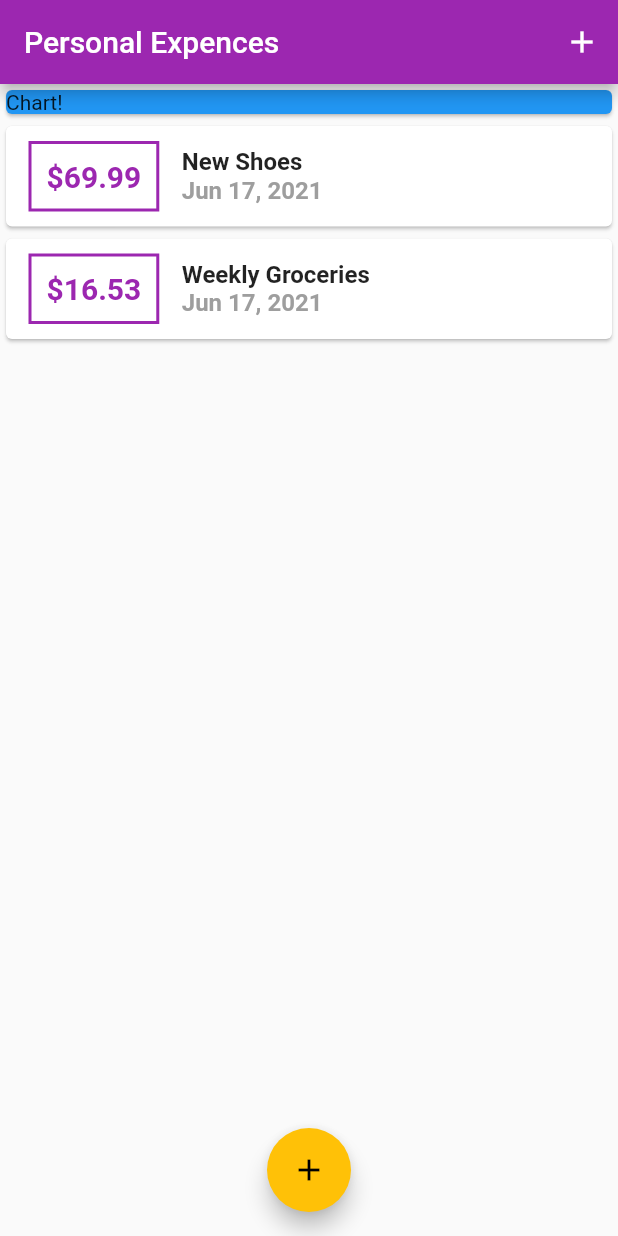
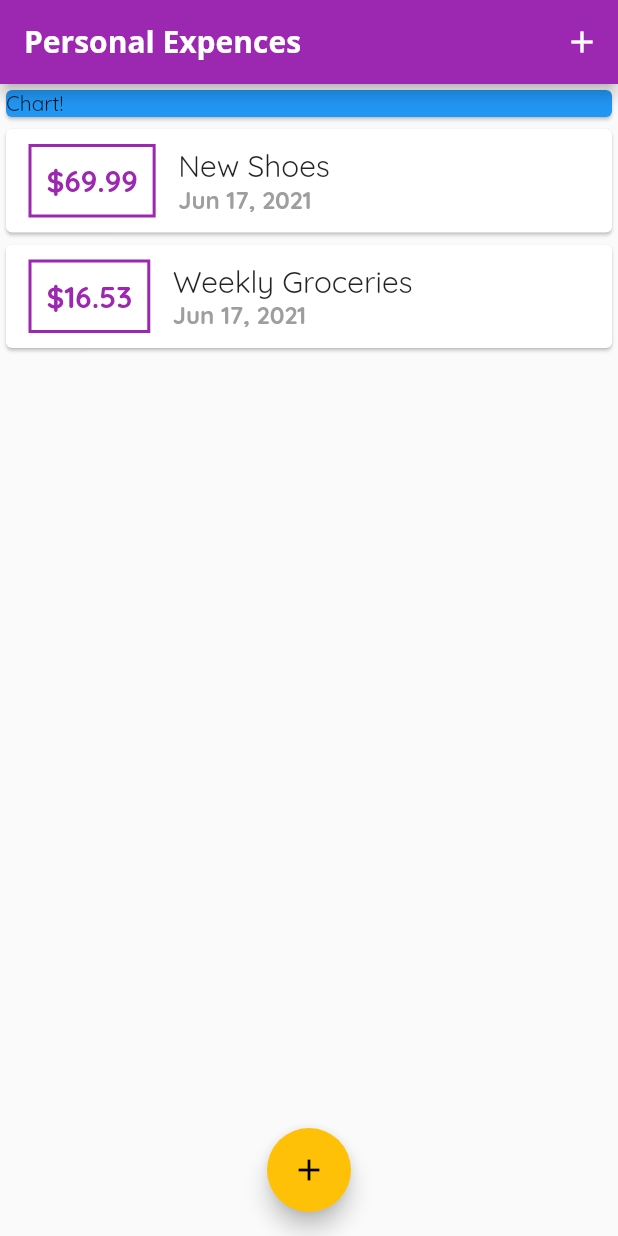
Before and after one commit to LeftTwixWand/PersonalExpences, a Flutter app: the screen it shows after launch, on a phone screen of 412 x 824 dp. Run offline on Flutter 3.47's test engine with Material 2 defaults, Android fonts, the phone set to English and light mode, and no system bars.

Commit message:
Add custom fonts

```diff
--- a/lib/main.dart
+++ b/lib/main.dart
@@ -12,9 +12,24 @@
     return MaterialApp(
       title: 'Personal Expences',
       theme: ThemeData(
-        primarySwatch: Colors.purple,
-        accentColor: Colors.amber,
-      ),
+          primarySwatch: Colors.purple,
+          accentColor: Colors.amber,
+          fontFamily: 'Quicksand',
+          textTheme: TextTheme(
+            headline1: TextStyle(
+              fontWeight: FontWeight.bold,
+              fontSize: 18,
+            ),
+          ),
+          appBarTheme: AppBarTheme(
+            textTheme: ThemeData.light().textTheme.copyWith(
+                  headline6: TextStyle(
+                    fontFamily: 'OpenSans',
+                    fontSize: 20,
+                    fontWeight: FontWeight.bold,
+                  ),
+                ),
+          )),
       home: MyHomePage(),
     );
   }
--- a/lib/widgest/transaction_list.dart
+++ b/lib/widgest/transaction_list.dart
@@ -35,8 +35,7 @@
                   children: <Widget>[
                     Text(
                       transactions[index].title,
-                      style:
-                          TextStyle(fontSize: 16, fontWeight: FontWeight.bold),
+                      style: Theme.of(context).textTheme.headline6,
                     ),
                     Text(
                       DateFormat.yMMMd().format(transactions[index].date),
```
Also changed, not shown: pubspec.yaml (+12 -6 lines), assets/fonts/OpenSans-Bold.ttf (added), assets/fonts/OpenSans-Regular.ttf (added), assets/fonts/Quicksand-Bold.ttf (added), assets/fonts/Quicksand-Light.ttf (added), assets/fonts/Quicksand-Medium.ttf (added), assets/fonts/Quicksand-Regular.ttf (added).
